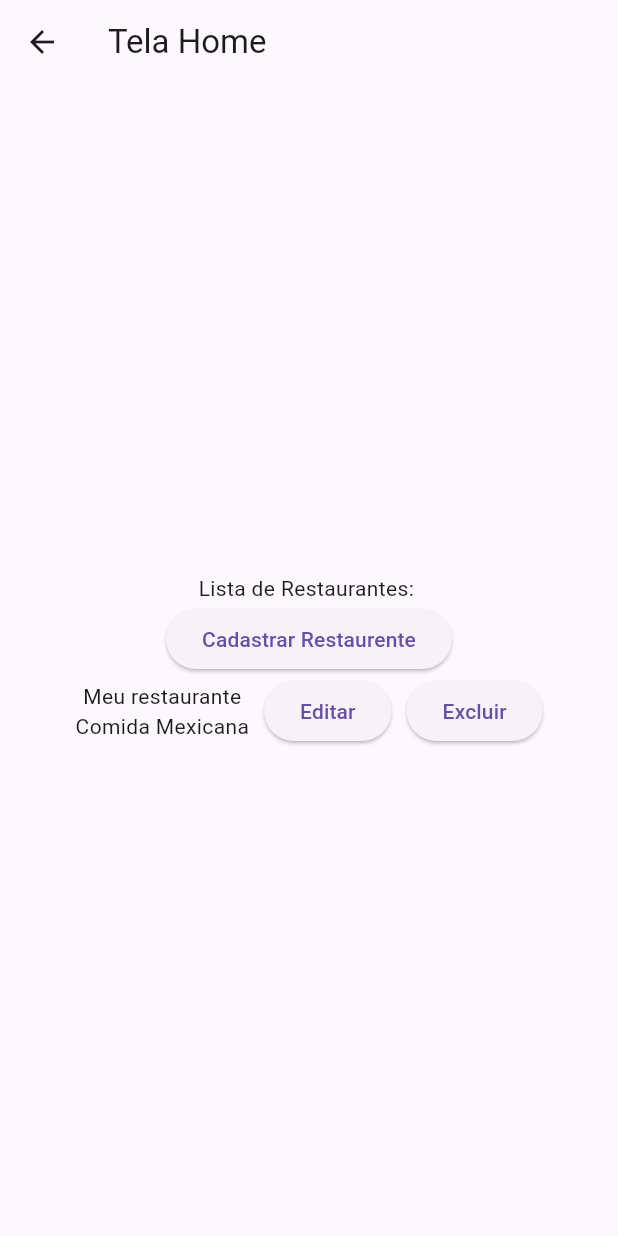
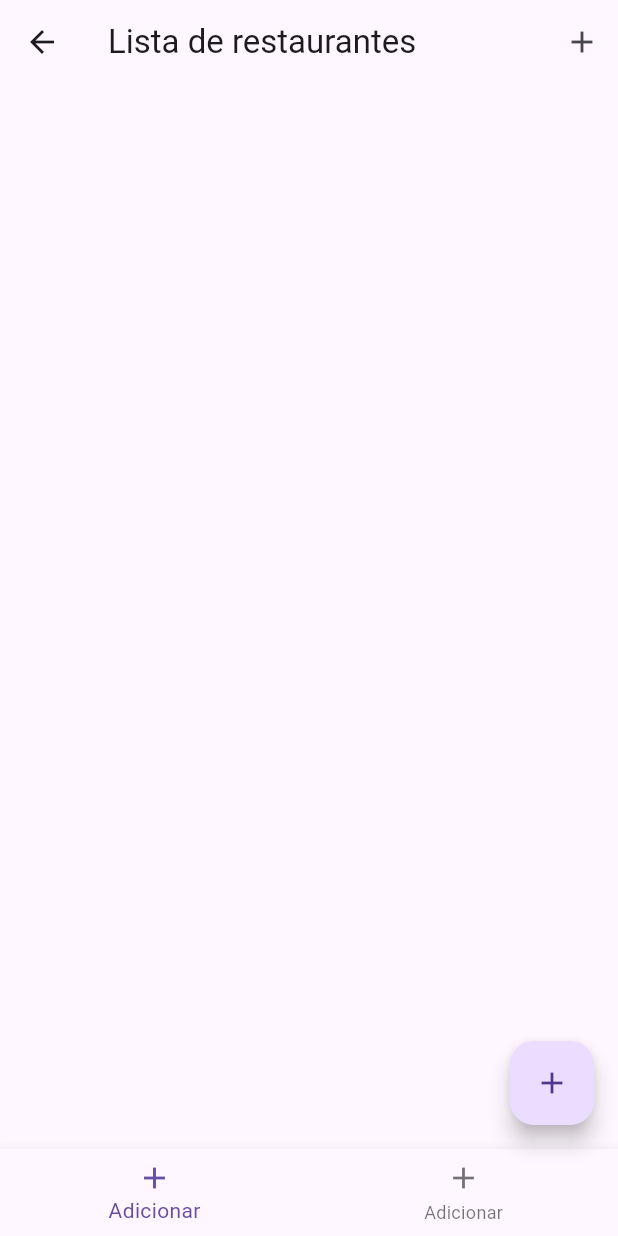
Before and after one commit to lucas20katolik-prog/mimpedir, a Flutter app: the TelaHome screen opened directly, on a phone screen of 412 x 824 dp. Run offline on Flutter 3.47's test engine with Material 3 defaults, Android fonts, the phone set to English and light mode, and no system bars; our stand-ins replace sqflite; accounts and stored records are empty.

Commit message:
Finalização da tela edit; Listagem dos restaurantes em conexão com o banco.

```diff
--- /dev/null
+++ b/lib/banco/restaurante_dao.dart
@@ -0,0 +1,18 @@
+import '../restaurante.dart';
+import 'package:mimpedir/banco/database_helper.dart';
+
+class RestauranteDAO{
+  static Future <List<Restaurante>> listarTodos()async{
+    final db = await DatabaseHelper.getDataBase();
+    final resultado = await db.query('tb_restaurante');
+
+    return resultado.map((mapa){
+      return Restaurante(
+        cd_rest: mapa ['cd_restaurante'] as int,
+        nome: mapa['nm_restaurante'] as String,
+      );
+    }).toList();
+
+
+  }
+}
--- a/lib/tela_home.dart
+++ b/lib/tela_home.dart
@@ -1,42 +1,77 @@
 import 'package:flutter/material.dart';
+import 'package:mimpedir/banco/restaurante_dao.dart';
 import 'package:mimpedir/edit_restaurante.dart';
 import 'package:mimpedir/tela_cad_restaurante.dart';
+import 'restaurante.dart';
 
-class TelaHome extends StatelessWidget{
+class TelaHome extends StatefulWidget {
   TelaHome({super.key});
+
+  @override
+  State<TelaHome> createState() => TelaHomeState();
+}
+
+class TelaHomeState extends State<TelaHome>{
+  List <Restaurante> restaurantes = [];
+
+  @override
+  void initState(){
+    super.initState();
+    carregarRestaurantes();
+  }
+
+
+  Future<void>carregarRestaurantes()async{
+    final lista = await RestauranteDAO.listarTodos();
+    setState(() {
+      restaurantes = lista;
+    });
+  }
+
 
   @override
   Widget build(BuildContext context) {
   return Scaffold(
-      appBar: AppBar(title: const Text ('Tela Home')),
+  appBar: AppBar(title: const Text ("Lista de restaurantes"),
+  actions: [
+  IconButton(onPressed: (){}, icon: Icon(Icons.add))
+  ],),
   body: Padding(padding: const EdgeInsets.all(20),
-        child: Column(
-          mainAxisAlignment: MainAxisAlignment.center,
+  child: ListView.builder(
+  itemCount: restaurantes.length,
+  itemBuilder: (context, index){
+    final r = restaurantes[index];
+  return Card(
+  margin: EdgeInsets.symmetric(vertical: 8),
+  child: ListTile(
+  title: Text(r.nome ?? 'sem nome'),
+  subtitle: Text ('ID:${r.cd_rest}'),
+  trailing: Row(
+  mainAxisSize: MainAxisSize.min,
   children: [
-            Text ("Lista de Restaurantes: "),
-            ElevatedButton(onPressed: (){
-              Navigator.push(context, MaterialPageRoute(builder:(context) => TelaCadRestaurante()));
-            }, child: Text("Cadastrar Restaurente")),
-            Row(
-              mainAxisAlignment: MainAxisAlignment.center,
-              children:
-                [
-                  Column(
-                      children: [
-                        Text("Meu restaurante"),
-                        Text("Comida Mexicana")
+  IconButton(onPressed: (){Navigator.push(context,
+  MaterialPageRoute(builder: (context) => EditRestaurante())
+  );}, icon: Icon(Icons.edit)),
+  IconButton(onPressed: (){}, icon: Icon(Icons.delete)),
   ],
   ),
-                  SizedBox(width:10),
-                  ElevatedButton(onPressed: (){Navigator.push(context, MaterialPageRoute(builder:(context) => EditRestaurante()));}, child: Text("Editar")),
-                  SizedBox(width:10),
-                  ElevatedButton(onPressed: (){}, child: Text("Excluir")),
-
-                ]
+  ),
+  );
+  }
   )
+  ),
+  floatingActionButton: FloatingActionButton(onPressed: (){
+  Navigator.push(context,
+  MaterialPageRoute(builder: (context) => TelaCadRestaurante())
+  );
+  },
+  child: Icon(Icons.add),
+  ),
+    bottomNavigationBar: BottomNavigationBar(
+      items: const <BottomNavigationBarItem>[
+        BottomNavigationBarItem(icon: Icon(Icons.add), label: "Adicionar"),
+        BottomNavigationBarItem(icon: Icon(Icons.add), label: "Adicionar"),
       ],
-
-        )
     ),
   );
   }
--- a/lib/tela_login.dart
+++ b/lib/tela_login.dart
@@ -56,6 +56,7 @@ class TelaLogin extends  StatelessWidget{
             ],
           )
           ),
+
         );
   }
 }
```
Also changed, not shown: lib/edit_restaurante.dart (+11 -4 lines), lib/restaurante.dart (+0 -10 lines), 1 other file. Lines whose indentation alone changed are shown as unchanged.
